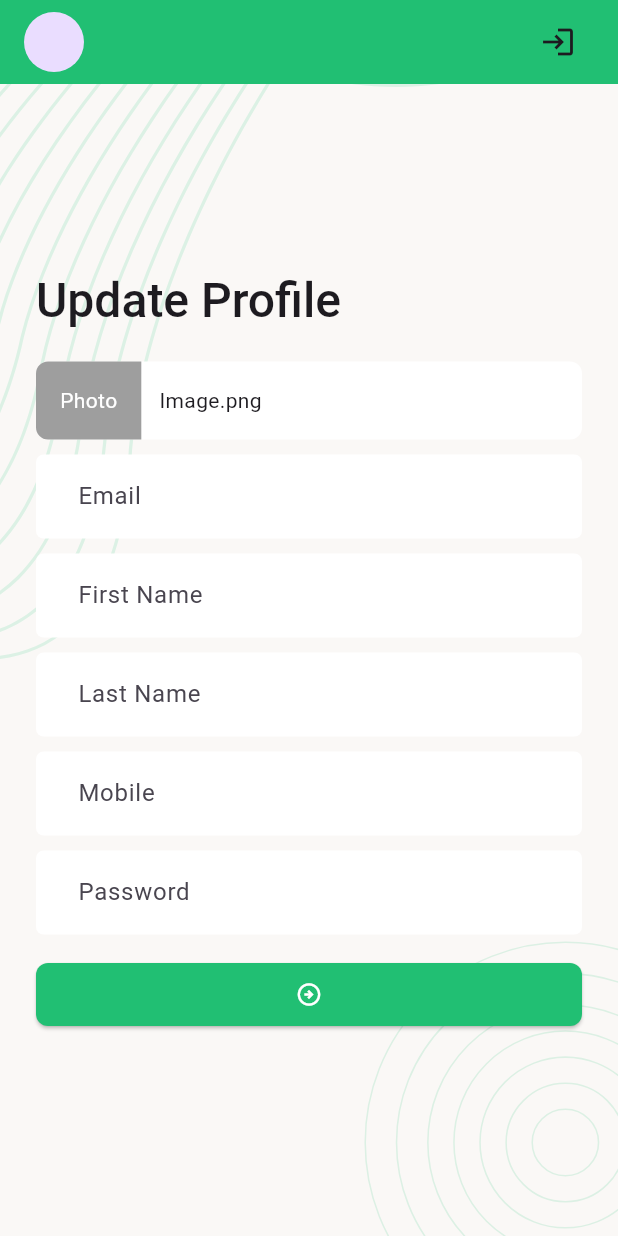
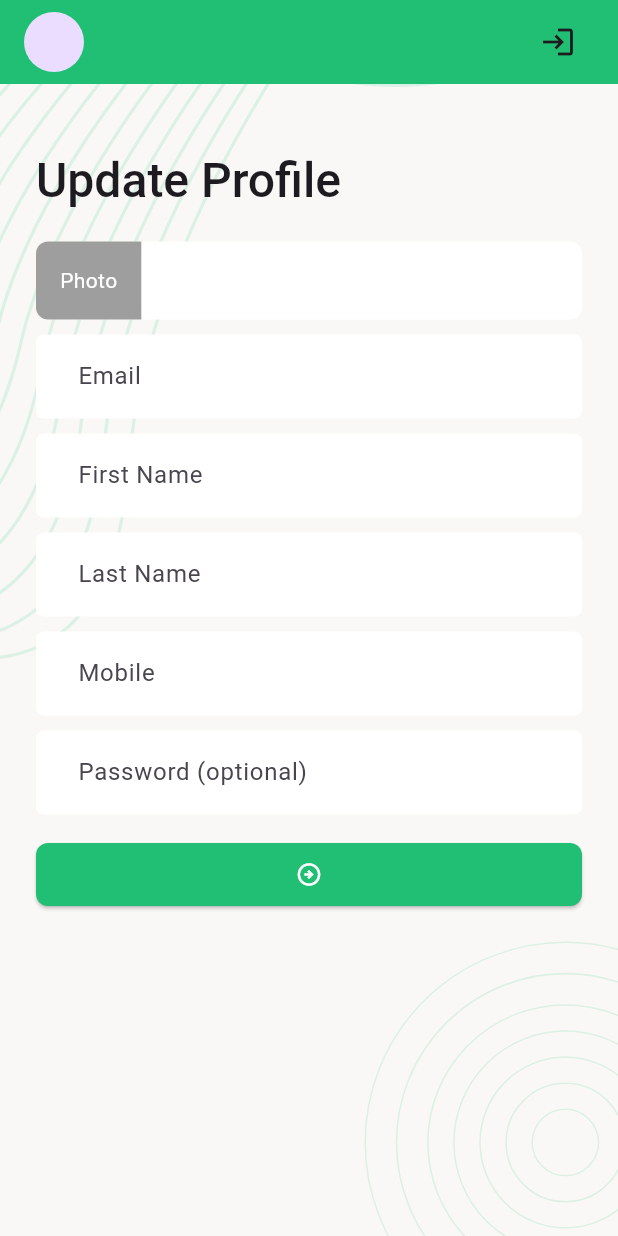
Before and after one commit to tamimchowdhury109/task_manager, a Flutter app: the UpdateProfileScreen screen opened directly, on a phone screen of 412 x 824 dp. Run offline on Flutter 3.47's test engine with Material 3 defaults, Android fonts, the phone set to English and light mode, and no system bars; our stand-ins replace flutter_svg, image_picker, pin_code_fields, shared_preferences; accounts and stored records are empty.

Commit message:
add image picker and update dart sdk

```diff
--- a/lib/presentation/screens/add_new_task_screen.dart
+++ b/lib/presentation/screens/add_new_task_screen.dart
@@ -2,7 +2,6 @@ import 'package:flutter/cupertino.dart';
 import 'package:flutter/material.dart';
 import 'package:task_manager/presentation/screens/data/services/network_caller.dart';
 import 'package:task_manager/presentation/screens/data/utils/urls.dart';
-import 'package:task_manager/presentation/screens/main_bottom_nav_screen.dart';
 import 'package:task_manager/presentation/widgets/background_widget.dart';
 import 'package:task_manager/presentation/widgets/profile_app_bar.dart';
 import 'package:task_manager/presentation/widgets/snack_bar_message.dart';
--- a/lib/presentation/screens/update_profile_screen.dart
+++ b/lib/presentation/screens/update_profile_screen.dart
@@ -1,6 +1,10 @@
 import 'package:flutter/cupertino.dart';
 import 'package:flutter/material.dart';
+import 'package:flutter/widgets.dart';
+import 'package:image_picker/image_picker.dart';
+import 'package:task_manager/presentation/controllers/auth_controller.dart';
 import 'package:task_manager/presentation/screens/auth/email_verification_screen.dart';
+import 'package:task_manager/presentation/screens/main_bottom_nav_screen.dart';
 import 'package:task_manager/presentation/widgets/background_widget.dart';
 import 'package:task_manager/presentation/widgets/profile_app_bar.dart';
 
@@ -12,13 +16,24 @@ class UpdateProfileScreen extends StatefulWidget {
 }
 
 class _UpdateProfileScreenState extends State<UpdateProfileScreen> {
-
   final TextEditingController _emailTEController = TextEditingController();
   final TextEditingController _firstNameTEController = TextEditingController();
   final TextEditingController _lastNameTEController = TextEditingController();
-  final TextEditingController _mobileNumberTEController = TextEditingController();
+  final TextEditingController _mobileNumberTEController =
+      TextEditingController();
   final TextEditingController _passwordTEController = TextEditingController();
   final GlobalKey<FormState> _formKey = GlobalKey<FormState>();
+  XFile? _pickedImage;
+  bool _updateProfileInProgress = false;
+
+  @override
+  void initState() {
+    super.initState();
+    _emailTEController.text = AuthController.userData?.email ?? '';
+    _firstNameTEController.text = AuthController.userData?.firstName ?? '';
+    _lastNameTEController.text = AuthController.userData?.lastName ?? '';
+    _mobileNumberTEController.text = AuthController.userData?.mobile ?? '';
+  }
 
   @override
   Widget build(BuildContext context) {
@@ -33,39 +48,14 @@ class _UpdateProfileScreenState extends State<UpdateProfileScreen> {
               child: Column(
                 crossAxisAlignment: CrossAxisAlignment.start,
                 children: [
-                    const SizedBox(height: 100),
-                    Text(
-                        "Update Profile",
-                        style: Theme.of(context).textTheme.titleLarge
-                    ),
                   const SizedBox(height: 20),
-                    Container(
-                      decoration: BoxDecoration(
-                        color: Colors.white,
-                        borderRadius: BorderRadius.circular(8)
-                      ),
-                      child: Row(
-                        children: [
-                          Container(
-                            padding: EdgeInsets.all(16),
-                            decoration: const BoxDecoration(
-                              color: Colors.grey,
-                              borderRadius: BorderRadius.only(
-                                topLeft: Radius.circular(8),
-                                bottomLeft: Radius.circular(8)
-                              )
-                            ),
-                            child: const Text('Photo',style: TextStyle(
-                              color: Colors.white,
-                            ),),
-                          ),
-                          const SizedBox(width: 12,),
-                          const Text('Image.png'),
-                        ],
-                      ),
-                    ),
+                  Text("Update Profile",
+                      style: Theme.of(context).textTheme.titleLarge),
+                  const SizedBox(height: 20),
+                  imagePickerButton(),
                   const SizedBox(height: 10),
                   TextFormField(
+                    readOnly: true,
                     controller: _emailTEController,
                     keyboardType: TextInputType.emailAddress,
                     decoration: const InputDecoration(
@@ -97,9 +87,8 @@ class _UpdateProfileScreenState extends State<UpdateProfileScreen> {
                   const SizedBox(height: 10),
                   TextFormField(
                     controller: _passwordTEController,
-                      obscureText: true,
                     decoration: const InputDecoration(
-                        hintText: 'Password',
+                      hintText: 'Password (optional)',
                     ),
                   ),
                   const SizedBox(height: 16),
@@ -107,7 +96,11 @@ class _UpdateProfileScreenState extends State<UpdateProfileScreen> {
                     width: double.infinity,
                     child: ElevatedButton(
                       onPressed: () {
-                          Navigator.push(context, MaterialPageRoute(builder: (context) => const EmailVerificationScreen()));
+                        Navigator.push(
+                            context,
+                            MaterialPageRoute(
+                                builder: (context) =>
+                                    const MainBottomNavScreen()));
                       },
                       child: const Icon(Icons.arrow_circle_right_outlined),
                     ),
@@ -117,7 +110,75 @@ class _UpdateProfileScreenState extends State<UpdateProfileScreen> {
             ),
           ),
         ),
-        ));
+      ),
+    );
+  }
+
+  Widget imagePickerButton() {
+    return GestureDetector(
+      onTap: () {
+        pickImageFromGallery();
+      },
+      child: Container(
+        decoration: BoxDecoration(
+            color: Colors.white, borderRadius: BorderRadius.circular(8)),
+        child: Row(
+          children: [
+            Container(
+              padding: const EdgeInsets.all(16),
+              decoration: const BoxDecoration(
+                  color: Colors.grey,
+                  borderRadius: BorderRadius.only(
+                      topLeft: Radius.circular(8),
+                      bottomLeft: Radius.circular(8))),
+              child: const Text(
+                'Photo',
+                style: TextStyle(
+                  color: Colors.white,
+                ),
+              ),
+            ),
+            const SizedBox(
+              width: 12,
+            ),
+            Expanded(
+                child: Text(
+              _pickedImage?.name ?? '',
+              maxLines: 1,
+              style: const TextStyle(
+                overflow: TextOverflow.ellipsis,
+              ),
+            )),
+          ],
+        ),
+      ),
+    );
+  }
+
+  Future<void> pickImageFromGallery() async {
+    ImagePicker imagePicker = ImagePicker();
+    _pickedImage = await imagePicker.pickImage(source: ImageSource.camera);
+    setState(() {});
+  }
+
+  Future <void> _updateProfile() async {
+    _updateProfileInProgress = true;
+    setState(() {});
+
+    Map<String, dynamic> inputParams = {
+      "email": _emailTEController.text,
+      "firstName": _firstNameTEController.text.trim(),
+      "lastName": _lastNameTEController.text.trim(),
+      "mobile": _mobileNumberTEController.text.trim(),
+    };
+
+    if (_passwordTEController.text.isNotEmpty){
+      inputParams['password'] = _passwordTEController.text;
+    }
+
+    if(_pickedImage != null){
+
+    }
   }
 
   @override
--- a/lib/presentation/widgets/profile_app_bar.dart
+++ b/lib/presentation/widgets/profile_app_bar.dart
@@ -1,4 +1,3 @@
-import 'package:flutter/cupertino.dart';
 import 'package:flutter/material.dart';
 import 'package:task_manager/app.dart';
 import 'package:task_manager/presentation/controllers/auth_controller.dart';
--- a/pubspec.yaml
+++ b/pubspec.yaml
@@ -39,6 +39,7 @@ dependencies:
   pin_code_fields: ^8.0.1
   http: ^1.1.0
   shared_preferences: ^2.2.2
+  image_picker: ^1.0.7
 
 dev_dependencies:
   flutter_test:
```
Also changed, not shown: lib/presentation/widgets/task_counter_card.dart (+4 -5 lines), pubspec.lock, 1 other file. Lines whose indentation alone changed are shown as unchanged.
